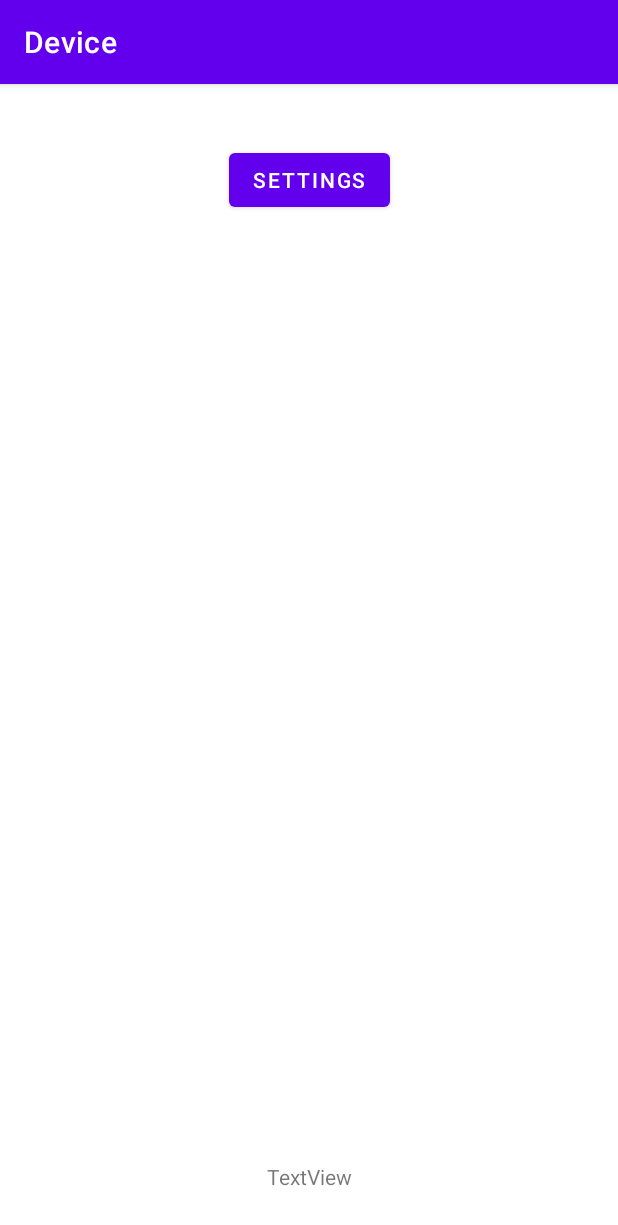
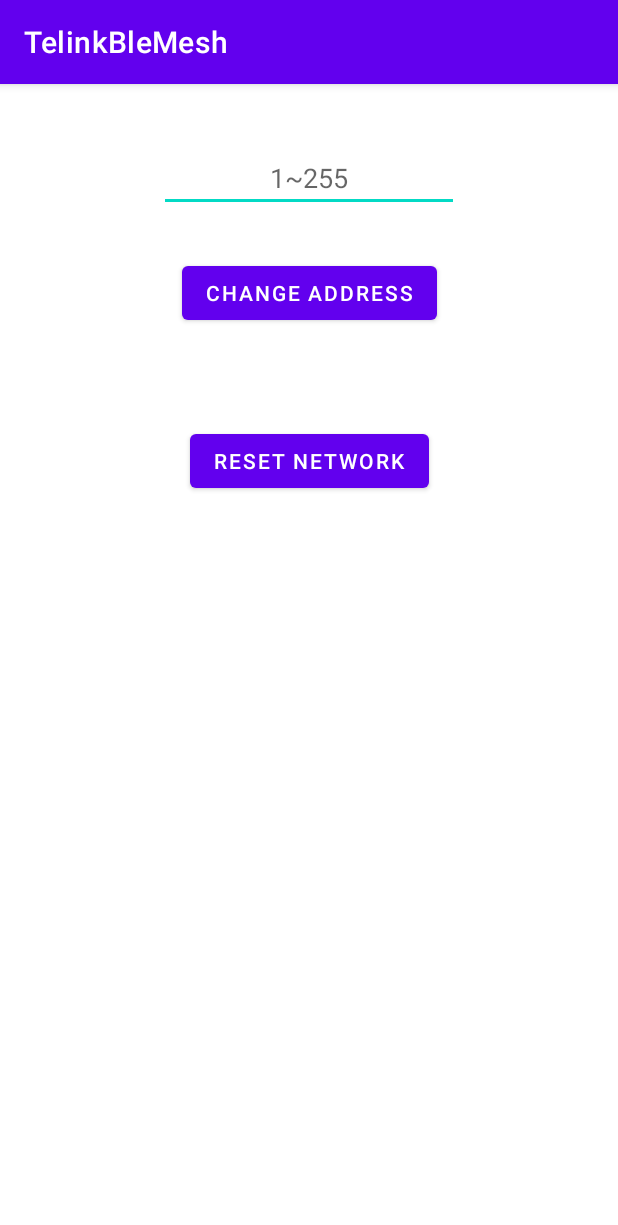
Before and after one commit to Sunricher-Android/telinkmeshsdk, an Android app: the DeviceActivity screen opened directly, with no data from a screen before it, after a tap on "SETTINGS", on a phone screen of 412 x 824 dp. Shown: the top 1225 px of the screen. Run offline under Robolectric (Android 15) with nearby library versions, the phone set to English and light mode, and no system bars; 5 statements that could not run were skipped.

Commit message:
Add change address, reset network

```diff
--- a/app/src/main/AndroidManifest.xml
+++ b/app/src/main/AndroidManifest.xml
@@ -9,6 +9,7 @@
         android:roundIcon="@mipmap/ic_launcher_round"
         android:supportsRtl="true"
         android:theme="@style/Theme.TelinkBleMesh">
+        <activity android:name=".activity.DeviceSettingsActivity"></activity>
         <activity
             android:name=".activity.DeviceActivity"
             android:label="Device" />
--- a/app/src/main/java/com/sunricher/telinkblemesh/activity/DeviceActivity.java
+++ b/app/src/main/java/com/sunricher/telinkblemesh/activity/DeviceActivity.java
@@ -1,5 +1,6 @@
 package com.sunricher.telinkblemesh.activity;
 
+import android.content.Intent;
 import android.os.Build;
 import android.os.Bundle;
 import android.view.View;
@@ -22,7 +23,6 @@ import androidx.appcompat.widget.SwitchCompat;
 public class DeviceActivity extends AppCompatActivity {
 
     public static MyDevice device;
-
 
     @Override
     protected void onCreate(Bundle savedInstanceState) {
@@ -51,6 +51,8 @@ public class DeviceActivity extends AppCompatActivity {
             @Override
             public void onClick(View view) {
 
+                Intent intent = new Intent(DeviceActivity.this, DeviceSettingsActivity.class);
+                DeviceActivity.this.startActivity(intent);
             }
         });
     }
--- /dev/null
+++ b/app/src/main/java/com/sunricher/telinkblemesh/activity/DeviceSettingsActivity.java
@@ -0,0 +1,126 @@
+package com.sunricher.telinkblemesh.activity;
+
+import android.content.BroadcastReceiver;
+import android.content.Context;
+import android.content.Intent;
+import android.content.IntentFilter;
+import android.os.Bundle;
+import android.os.Handler;
+import android.os.Looper;
+import android.util.Log;
+import android.view.View;
+import android.widget.Button;
+import android.widget.EditText;
+import android.widget.Toast;
+
+import com.sunricher.telinkblemesh.R;
+import com.sunricher.telinkblemesh.model.MyDevice;
+import com.sunricher.telinkblemeshlib.MeshCommand;
+import com.sunricher.telinkblemeshlib.MeshDevice;
+import com.sunricher.telinkblemeshlib.MeshDeviceType;
+import com.sunricher.telinkblemeshlib.MeshManager;
+import com.sunricher.telinkblemeshlib.MeshManagerDeviceCallback;
+import com.sunricher.telinkblemeshlib.MeshManagerNodeCallback;
+
+import java.util.ArrayList;
+import java.util.Arrays;
+
+import androidx.appcompat.app.AppCompatActivity;
+import androidx.localbroadcastmanager.content.LocalBroadcastManager;
+
+public class DeviceSettingsActivity extends AppCompatActivity {
+
+    private static final String LOG_TAG = "DeviceSettingsActivity";
+
+    private EditText addressEditText;
+    private MyDevice device;
+    private int pendingAddress;
+    private byte[] macData;
+    private Handler handler;
+    private Runnable changeRunnable;
+
+    @Override
+    protected void onCreate(Bundle savedInstanceState) {
+        super.onCreate(savedInstanceState);
+        setContentView(R.layout.activity_device_settings);
+
+        device = DeviceActivity.device;
+        setBroadcastReceivers();
+        handler = new Handler(Looper.getMainLooper());
+        changeRunnable = new Runnable() {
+            @Override
+            public void run() {
+
+                Log.i(LOG_TAG, "failed");
+                Toast.makeText(DeviceSettingsActivity.this, "Failed", Toast.LENGTH_SHORT).show();
+            }
+        };
+
+        addressEditText = (EditText) findViewById(R.id.new_address_et);
+
+        Button changeButton = (Button) findViewById(R.id.change_btn);
+        changeButton.setOnClickListener(new View.OnClickListener() {
+            @Override
+            public void onClick(View view) {
+
+                int newAddress = DeviceSettingsActivity.this.getNewAddress();
+                DeviceSettingsActivity.this.pendingAddress = newAddress;
+
+                handler.postDelayed(changeRunnable, 4000);
+
+                MeshCommand cmd = MeshCommand.changeAddress(device.getMeshDevice().getAddress(), newAddress, device.getMacData());
+                MeshManager.getInstance().send(cmd);
+            }
+        });
+
+        Button resetButton = (Button) findViewById(R.id.reset_btn);
+        resetButton.setOnClickListener(new View.OnClickListener() {
+            @Override
+            public void onClick(View view) {
+
+                MeshCommand cmd = MeshCommand.resetNetwork(device.getMeshDevice().getAddress());
+                MeshManager.getInstance().send(cmd);
+
+                Toast.makeText(DeviceSettingsActivity.this, "Reset OK, restart all devices after resetting the network.", Toast.LENGTH_LONG).show();
+            }
+        });
+    }
+
+    private int getNewAddress() {
+
+        String valueString = addressEditText.getText().toString();
+        if (valueString.length() <= 0) {
+            return 0;
+        }
+        return Integer.parseInt(valueString);
+    }
+
+    private void setBroadcastReceivers() {
+
+        IntentFilter intentFilter = new IntentFilter();
+        intentFilter.addAction("MeshManager.didGetMac");
+        LocalBroadcastManager.getInstance(this).registerReceiver(new BroadcastReceiver() {
+            @Override
+            public void onReceive(Context context, Intent intent) {
+
+                byte[] macBytes = intent.getByteArrayExtra("macBytes");
+                int address = intent.getIntExtra("address", 0);
+
+                if (address == DeviceSettingsActivity.this.pendingAddress
+                        && macBytes != null
+                        && Arrays.equals(DeviceSettingsActivity.this.device.getMacData(), macBytes)) {
+
+                    Log.i(LOG_TAG, "successfully");
+                    Toast.makeText(DeviceSettingsActivity.this, "Successfully", Toast.LENGTH_SHORT).show();
+
+                    DeviceSettingsActivity.this.handler.removeCallbacks(changeRunnable);
+
+                    MeshCommand cmd = MeshCommand.requestMacDeviceType(pendingAddress);
+                    MeshManager.getInstance().send(cmd);
+                }
+
+            }
+        }, intentFilter);
+    }
+
+}
--- a/app/src/main/java/com/sunricher/telinkblemesh/adapter/DefaultNetworkAdapter.java
+++ b/app/src/main/java/com/sunricher/telinkblemesh/adapter/DefaultNetworkAdapter.java
@@ -8,6 +8,7 @@ import android.widget.TextView;
 import com.sunricher.telinkblemesh.R;
 import com.sunricher.telinkblemesh.model.MyDevice;
 import com.sunricher.telinkblemeshlib.MeshDeviceType;
+import com.sunricher.telinkblemeshlib.telink.Arrays;
 
 import org.jetbrains.annotations.NotNull;
 
@@ -93,7 +94,7 @@ public class DefaultNetworkAdapter extends RecyclerView.Adapter<DefaultNetworkAd
         if (devices.contains(device)) {
 
             int index = devices.indexOf(device);
-            devices.get(index).updateWithDevice(device);
+            devices.get(index).setMeshDevice(device.getMeshDevice());
             result = true;
 
         } else {
@@ -108,6 +109,7 @@ public class DefaultNetworkAdapter extends RecyclerView.Adapter<DefaultNetworkAd
     public void updateDeviceType(int deviceAddress, MeshDeviceType deviceType, byte[] macData) {
 
         for (MyDevice device : devices) {
+
             if (device.getMeshDevice().getAddress() == deviceAddress) {
                 device.setDeviceType(deviceType);
                 device.setMacData(macData);
--- /dev/null
+++ b/app/src/main/res/layout/activity_device_settings.xml
@@ -0,0 +1,41 @@
+<?xml version="1.0" encoding="utf-8"?>
+<androidx.constraintlayout.widget.ConstraintLayout xmlns:android="http://schemas.android.com/apk/res/android"
+    xmlns:app="http://schemas.android.com/apk/res-auto"
+    xmlns:tools="http://schemas.android.com/tools"
+    android:layout_width="match_parent"
+    android:layout_height="match_parent"
+    tools:context=".activity.DeviceSettingsActivity">
+
+    <EditText
+        android:id="@+id/new_address_et"
+        android:layout_width="200dp"
+        android:layout_height="wrap_content"
+        android:layout_marginTop="40dp"
+        android:ems="10"
+        android:hint="1~255"
+        android:inputType="number"
+        android:textAlignment="center"
+        app:layout_constraintEnd_toEndOf="parent"
+        app:layout_constraintStart_toStartOf="parent"
+        app:layout_constraintTop_toTopOf="parent" />
+
+    <Button
+        android:id="@+id/change_btn"
+        android:layout_width="wrap_content"
+        android:layout_height="wrap_content"
+        android:layout_marginTop="30dp"
+        android:text="Change address"
+        app:layout_constraintEnd_toEndOf="parent"
+        app:layout_constraintStart_toStartOf="parent"
+        app:layout_constraintTop_toBottomOf="@+id/new_address_et" />
+
+    <Button
+        android:id="@+id/reset_btn"
+        android:layout_width="wrap_content"
+        android:layout_height="wrap_content"
+        android:layout_marginTop="64dp"
+        android:text="Reset network"
+        app:layout_constraintEnd_toEndOf="parent"
+        app:layout_constraintStart_toStartOf="parent"
+        app:layout_constraintTop_toBottomOf="@+id/change_btn" />
+</androidx.constraintlayout.widget.ConstraintLayout>
```
Also changed, not shown: app/src/main/java/com/sunricher/telinkblemesh/activity/DefaultNetworkActivity.java (+18 -0 lines), app/src/main/java/com/sunricher/telinkblemesh/model/MyDevice.java (+15 -12 lines), telinkblemeshlib/src/main/java/com/sunricher/telinkblemeshlib/MeshCommand.java (+15 -3 lines), telinkblemeshlib/src/main/java/com/sunricher/telinkblemeshlib/MeshDevice.java (+8 -4 lines), telinkblemeshlib/src/main/java/com/sunricher/telinkblemeshlib/MeshManager.java (+14 -3 lines).
